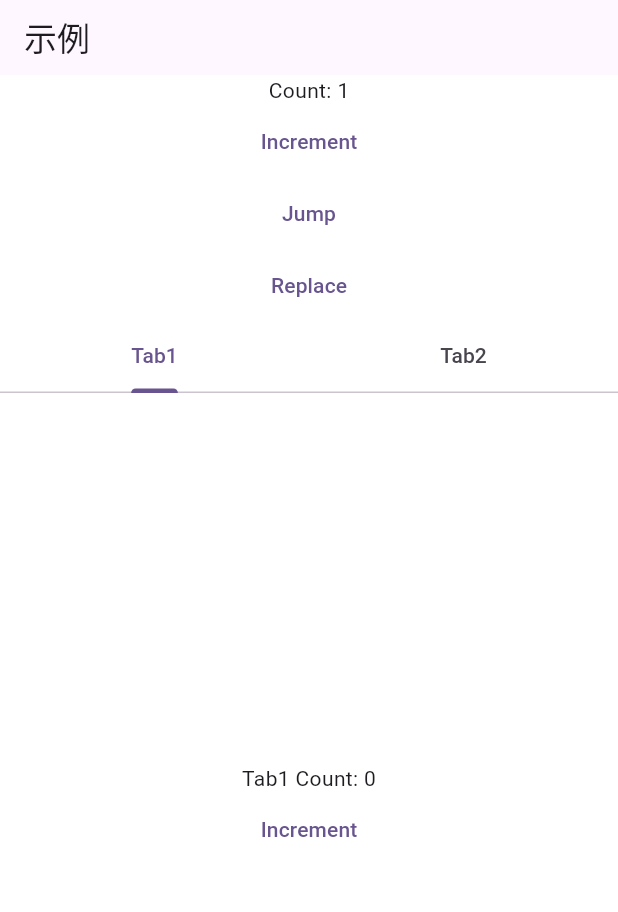
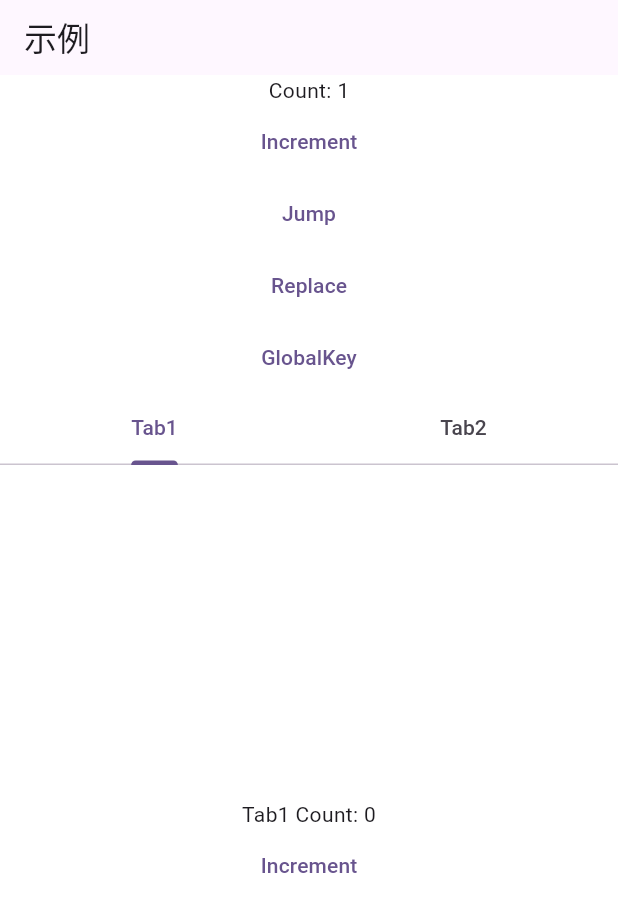
Before and after one commit to flutter-packagist/mvc, a Flutter app: the screen it shows after launch, after a tap on "Increment", on a phone screen of 412 x 824 dp. Shown: the top 912 px of the screen. Run offline on Flutter 3.47's test engine with Material 3 defaults, Android fonts, the phone set to English and light mode, and no system bars; our stand-ins replace get.

Commit message:
fixed: 修复热重载导致GlobalKey被重复使用的问题并新增相关示例

```diff
--- /dev/null
+++ b/example/lib/key/key_model.dart
@@ -0,0 +1,6 @@
+import 'package:flutter/widgets.dart';
+import 'package:mvc/base/base_model.dart';
+
+class KeyModel extends BaseModel {
+  GlobalKey key = GlobalKey();
+}
--- a/example/lib/mvc/mvc_controller.dart
+++ b/example/lib/mvc/mvc_controller.dart
@@ -2,13 +2,12 @@ import 'package:example/mvc/mvc_page.dart';
 import 'package:flutter/material.dart';
 import 'package:mvc/base/base_controller.dart';
 
+import '../key/key_page.dart';
 import 'mvc_model.dart';
 
 class MvcController extends BaseController<MvcModel> {
   @override
   MvcModel model = MvcModel();
-
-  late BuildContext context;
 }
 
 extension Private on MvcController {}
@@ -34,6 +33,12 @@ extension Action on MvcController {
       builder: (context) => const MvcPage(),
     ));
   }
+
+  void globalKey() {
+    Navigator.of(context).push(MaterialPageRoute(
+      builder: (context) => KeyPage(),
+    ));
+  }
 }
 
 extension Network on MvcController {}
--- a/example/lib/mvc/mvc_page.dart
+++ b/example/lib/mvc/mvc_page.dart
@@ -17,12 +17,6 @@ class MvcPage extends BasePage<MvcController, MvcModel> {
 
   @override
   bool get reuseController => false;
-
-  @override
-  Widget build(BuildContext context) {
-    controller.context = context;
-    return super.build(context);
-  }
 
   @override
   Widget? get appBar => AppBar(
@@ -50,6 +44,10 @@ class MvcPage extends BasePage<MvcController, MvcModel> {
             onPressed: controller.replace,
             child: const Text('Replace'),
           ),
+          TextButton(
+            onPressed: controller.globalKey,
+            child: const Text('GlobalKey'),
+          ),
           const TabBar(tabs: [
             Tab(text: 'Tab1'),
             Tab(text: 'Tab2'),
--- a/lib/base/base_page.dart
+++ b/lib/base/base_page.dart
@@ -32,8 +32,12 @@ abstract class BasePage<T extends BaseController, M extends BaseModel>
   String get tagSymbol => "page";
 
   @override
+  String? get tagHotReload => null;
+
+  @override
   String? get tag {
     if (!reuseController) {
+      if (tagHotReload != null) return tagHotReload;
       return PageStack.current(tagSymbol);
     }
     return null;
@@ -100,6 +104,12 @@ abstract class BasePage<T extends BaseController, M extends BaseModel>
   @override
   State<BasePage> createState() => AutoDisposeState<BasePage, T>();
 
+  /// 满足以下条件时使用，为了防止热重载而导致GlobalKey被重复使用：
+  /// 1.页面需要重复跳转 且reuseController为false
+  /// 2.页面中引用了controller或者model中声明且已经创建的GlobalKey对象
+  @protected
+  void initHotReloadTag(String? tag) {}
+
   /// 仅在 createState 为 TabControllerState 时使用
   @protected
   void initTabController(TickerProvider vsync) {}
@@ -138,6 +148,7 @@ class AutoDisposeState<P extends BasePage, T extends BaseController>
   void initState() {
     if (!widget.reuseController) {
       currentTag = PageStack.push(widget.tagSymbol);
+      widget.initHotReloadTag(currentTag);
     }
     Get.put<T>(widget.binding as T,
         tag: currentTag, permanent: widget.permanentController);
@@ -148,6 +159,7 @@ class AutoDisposeState<P extends BasePage, T extends BaseController>
 
   @override
   Widget build(BuildContext context) {
+    widget.initHotReloadTag(currentTag);
     return widget.build(context);
   }
 
--- a/lib/base/base_page_interface.dart
+++ b/lib/base/base_page_interface.dart
@@ -53,6 +53,8 @@ abstract class GetXInterface<T, M> {
 
   String? get tagSymbol;
 
+  String? get tagHotReload;
+
   bool? get reuseController;
 
   bool? get permanentController;
--- a/lib/base/page_stack.dart
+++ b/lib/base/page_stack.dart
@@ -7,8 +7,8 @@ class PageStack {
       tags[tagSymbol] = [];
       tagsAutoIncrease[tagSymbol] = 0;
     }
-    String tag =
-        "$tagSymbol${tagsAutoIncrease[tagSymbol]}${tags[tagSymbol]!.length}";
+    String tagSort = "-sort-${tagsAutoIncrease[tagSymbol]}";
+    String tag = "$tagSymbol$tagSort";
     tags[tagSymbol]!.add(tag);
     tagsAutoIncrease[tagSymbol] = (tagsAutoIncrease[tagSymbol] ?? 0) + 1;
     return tag;
@@ -16,13 +16,14 @@ class PageStack {
 
   static void pop(String tagSymbol, String? value) {
     tags[tagSymbol]!.remove(value);
+    tagsAutoIncrease[tagSymbol] = tagsAutoIncrease[tagSymbol]! - 1;
     if (tags[tagSymbol]!.isEmpty) {
       tags.remove(tagSymbol);
       tagsAutoIncrease.remove(tagSymbol);
     }
   }
 
-  static String current(String tagSymbol) {
-    return tags[tagSymbol]!.last;
+  static String? current(String tagSymbol) {
+    return tags[tagSymbol]?.last;
   }
 }
--- a/lib/base/status_view.dart
+++ b/lib/base/status_view.dart
@@ -57,10 +57,10 @@ class StatusError extends StatelessWidget {
   Widget build(BuildContext context) {
     return InkWell(
       onTap: onRetry,
-      child: Center(
+      child: const Center(
         child: Column(
           mainAxisAlignment: MainAxisAlignment.center,
-          children: const [
+          children: [
             Text(
               "Σ(oﾟдﾟoﾉ)",
               style: TextStyle(
```
Also changed, not shown: example/lib/key/key_controller.dart (added, +26 -0 lines), example/lib/key/key_page.dart (added, +61 -0 lines).
